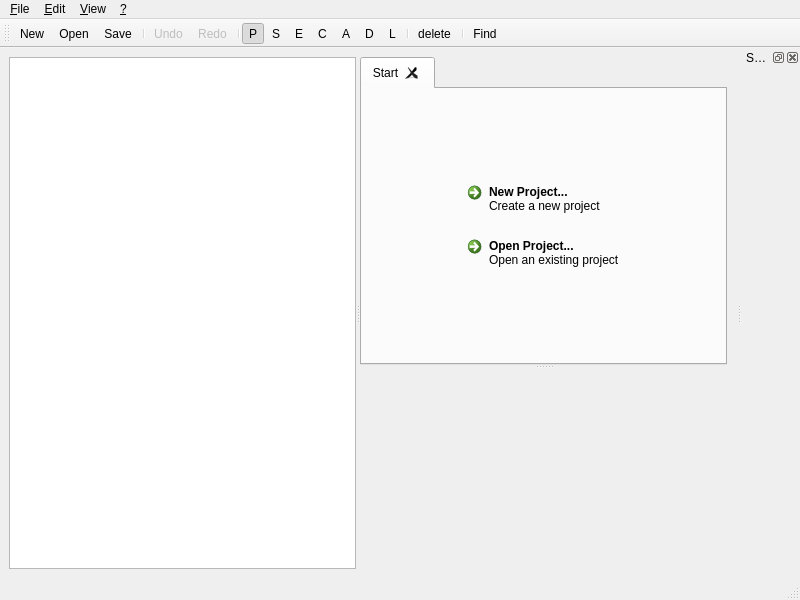
First picture: the form in GGEditor_src/ggmainwindow.ui, repository kingnak/GameGenerator, before the edit.
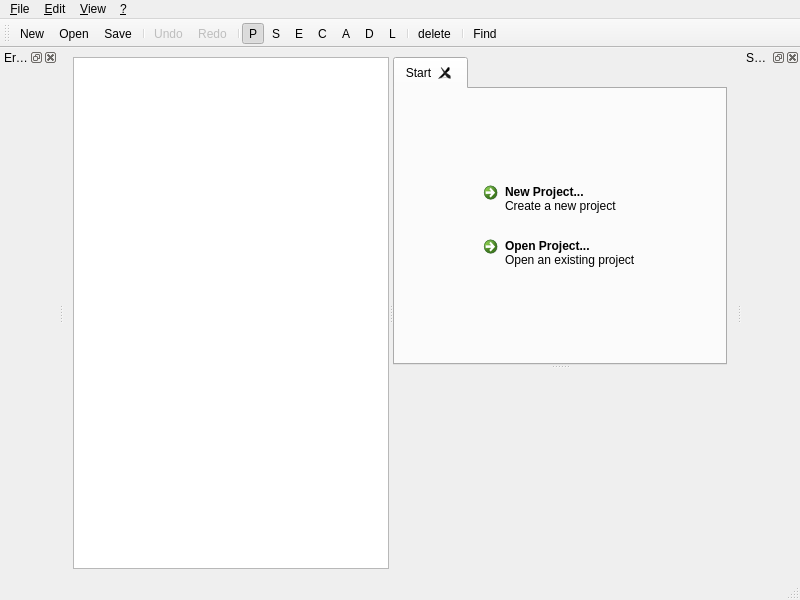
Second picture: the form after the edit. The open tabs and pages were chosen to show the change. Icons and pictures are not drawn. Custom widgets are drawn as their Qt base class.

```diff
--- a/GGEditor_src/ggmainwindow.ui
+++ b/GGEditor_src/ggmainwindow.ui
@@ -209,8 +209,8 @@
               <rect>
                <x>0</x>
                <y>0</y>
-               <width>65</width>
-               <height>16</height>
+               <width>100</width>
+               <height>30</height>
               </rect>
              </property>
             </widget>
@@ -325,6 +325,15 @@
    </attribute>
    <widget class="GGSearchResultPane" name="wgtSearchResults"/>
   </widget>
+  <widget class="QDockWidget" name="dckError">
+   <property name="windowTitle">
+    <string>Error list</string>
+   </property>
+   <attribute name="dockWidgetArea">
+    <number>1</number>
+   </attribute>
+   <widget class="GGErrorPane" name="wgtErrorList"/>
+  </widget>
   <action name="action_New">
    <property name="icon">
     <iconset resource="ui/resources.qrc">
@@ -636,6 +645,15 @@
    <header>ui/components/ggsearchresultpane.h</header>
    <container>1</container>
   </customwidget>
+  <customwidget>
+   <class>GGErrorPane</class>
+   <extends>QWidget</extends>
+   <header>ui/components/ggerrorpane.h</header>
+   <container>1</container>
+   <slots>
+    <slot>enableVerify(bool)</slot>
+   </slots>
+  </customwidget>
  </customwidgets>
  <resources>
   <include location="ui/resources.qrc"/>
```
Left out of the diff: 29 changed lines with no effect on the pictures.
